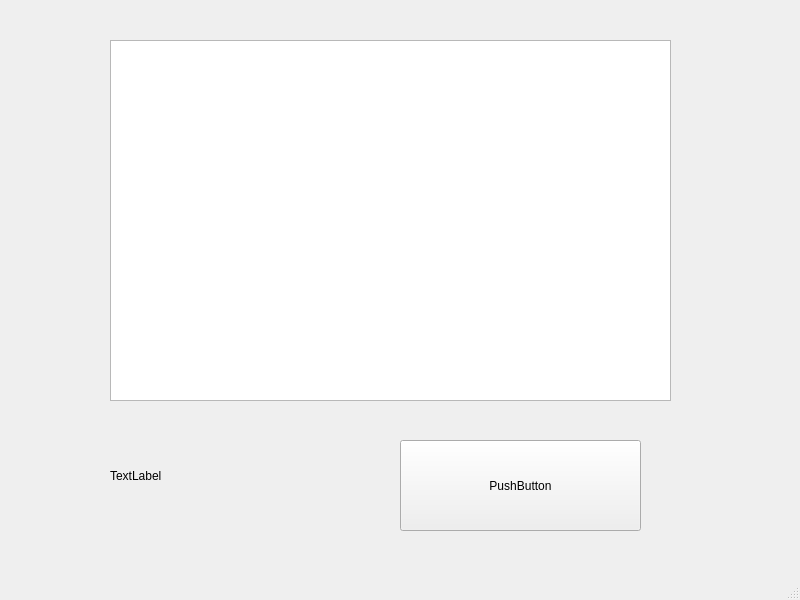
Above: BlackMagicPy/layouts/mainWindow.ui from J05hr/BlackMagic before the change. Below: the same form after it.
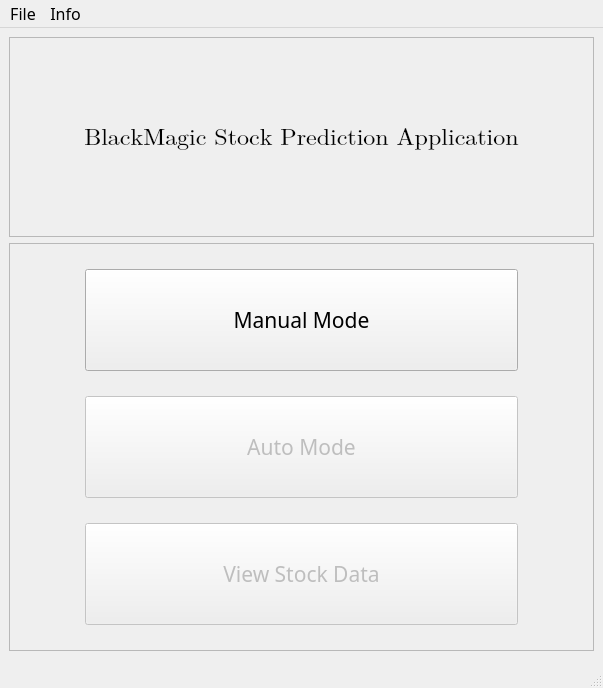
That is the form after the change.

Commit message: basic layouts and porting logic

```diff
--- a/BlackMagicPy/layouts/mainWindow.ui
+++ b/BlackMagicPy/layouts/mainWindow.ui
@@ -6,60 +6,226 @@
    <rect>
     <x>0</x>
     <y>0</y>
-    <width>800</width>
-    <height>600</height>
+    <width>603</width>
+    <height>688</height>
    </rect>
   </property>
+  <property name="sizePolicy">
+   <sizepolicy hsizetype="MinimumExpanding" vsizetype="MinimumExpanding">
+    <horstretch>0</horstretch>
+    <verstretch>0</verstretch>
+   </sizepolicy>
+  </property>
+  <property name="font">
+   <font>
+    <family>Source Sans Pro</family>
+    <pointsize>12</pointsize>
+   </font>
+  </property>
   <property name="windowTitle">
    <string>MainWindow</string>
   </property>
   <widget class="QWidget" name="centralwidget">
-   <widget class="QListView" name="listView">
-    <property name="geometry">
-     <rect>
-      <x>110</x>
-      <y>40</y>
-      <width>561</width>
-      <height>361</height>
-     </rect>
-    </property>
-   </widget>
-   <widget class="QLabel" name="label">
-    <property name="geometry">
-     <rect>
-      <x>110</x>
-      <y>450</y>
-      <width>181</width>
-      <height>51</height>
-     </rect>
-    </property>
-    <property name="text">
-     <string>TextLabel</string>
-    </property>
-   </widget>
-   <widget class="QPushButton" name="pushButton">
-    <property name="geometry">
-     <rect>
-      <x>400</x>
-      <y>440</y>
-      <width>241</width>
-      <height>91</height>
-     </rect>
-    </property>
-    <property name="text">
-     <string>PushButton</string>
-    </property>
-   </widget>
+   <property name="sizePolicy">
+    <sizepolicy hsizetype="MinimumExpanding" vsizetype="MinimumExpanding">
+     <horstretch>0</horstretch>
+     <verstretch>0</verstretch>
+    </sizepolicy>
+   </property>
+   <layout class="QVBoxLayout" name="verticalLayout">
+    <item>
+     <widget class="QFrame" name="frame">
+      <property name="sizePolicy">
+       <sizepolicy hsizetype="MinimumExpanding" vsizetype="MinimumExpanding">
+        <horstretch>0</horstretch>
+        <verstretch>0</verstretch>
+       </sizepolicy>
+      </property>
+      <property name="maximumSize">
+       <size>
+        <width>10000</width>
+        <height>200</height>
+       </size>
+      </property>
+      <property name="frameShape">
+       <enum>QFrame::StyledPanel</enum>
+      </property>
+      <property name="frameShadow">
+       <enum>QFrame::Raised</enum>
+      </property>
+      <layout class="QVBoxLayout" name="verticalLayout_2">
+       <item>
+        <widget class="QLabel" name="mainTitleLabel">
+         <property name="sizePolicy">
+          <sizepolicy hsizetype="MinimumExpanding" vsizetype="MinimumExpanding">
+           <horstretch>0</horstretch>
+           <verstretch>0</verstretch>
+          </sizepolicy>
+         </property>
+         <property name="minimumSize">
+          <size>
+           <width>300</width>
+           <height>50</height>
+          </size>
+         </property>
+         <property name="maximumSize">
+          <size>
+           <width>12000</width>
+           <height>8000</height>
+          </size>
+         </property>
+         <property name="font">
+          <font>
+           <family>Cambria Math</family>
+           <pointsize>18</pointsize>
+          </font>
+         </property>
+         <property name="layoutDirection">
+          <enum>Qt::LeftToRight</enum>
+         </property>
+         <property name="text">
+          <string>BlackMagic Stock Prediction Application</string>
+         </property>
+         <property name="alignment">
+          <set>Qt::AlignCenter</set>
+         </property>
+        </widget>
+       </item>
+      </layout>
+     </widget>
+    </item>
+    <item>
+     <widget class="QFrame" name="frame_2">
+      <property name="frameShape">
+       <enum>QFrame::StyledPanel</enum>
+      </property>
+      <property name="frameShadow">
+       <enum>QFrame::Raised</enum>
+      </property>
+      <layout class="QVBoxLayout" name="verticalLayout_3">
+       <property name="spacing">
+        <number>25</number>
+       </property>
+       <property name="leftMargin">
+        <number>75</number>
+       </property>
+       <property name="topMargin">
+        <number>25</number>
+       </property>
+       <property name="rightMargin">
+        <number>75</number>
+       </property>
+       <property name="bottomMargin">
+        <number>25</number>
+       </property>
+       <item>
+        <widget class="QPushButton" name="manualCbutton">
+         <property name="sizePolicy">
+          <sizepolicy hsizetype="MinimumExpanding" vsizetype="MinimumExpanding">
+           <horstretch>0</horstretch>
+           <verstretch>0</verstretch>
+          </sizepolicy>
+         </property>
+         <property name="font">
+          <font>
+           <family>Source Sans Pro</family>
+           <pointsize>16</pointsize>
+          </font>
+         </property>
+         <property name="text">
+          <string>Manual Mode</string>
+         </property>
+        </widget>
+       </item>
+       <item>
+        <widget class="QPushButton" name="autoCbutton">
+         <property name="enabled">
+          <bool>false</bool>
+         </property>
+         <property name="sizePolicy">
+          <sizepolicy hsizetype="MinimumExpanding" vsizetype="MinimumExpanding">
+           <horstretch>0</horstretch>
+           <verstretch>0</verstretch>
+          </sizepolicy>
+         </property>
+         <property name="font">
+          <font>
+           <family>Source Sans Pro</family>
+           <pointsize>16</pointsize>
+          </font>
+         </property>
+         <property name="toolTipDuration">
+          <number>-3</number>
+         </property>
+         <property name="text">
+          <string>Auto Mode</string>
+         </property>
+        </widget>
+       </item>
+       <item>
+        <widget class="QPushButton" name="dataViewButton">
+         <property name="enabled">
+          <bool>false</bool>
+         </property>
+         <property name="sizePolicy">
+          <sizepolicy hsizetype="MinimumExpanding" vsizetype="MinimumExpanding">
+           <horstretch>0</horstretch>
+           <verstretch>0</verstretch>
+          </sizepolicy>
+         </property>
+         <property name="font">
+          <font>
+           <family>Source Sans Pro</family>
+           <pointsize>16</pointsize>
+          </font>
+         </property>
+         <property name="text">
+          <string>View Stock Data</string>
+         </property>
+        </widget>
+       </item>
+      </layout>
+     </widget>
+    </item>
+   </layout>
   </widget>
   <widget class="QMenuBar" name="menubar">
    <property name="geometry">
     <rect>
      <x>0</x>
      <y>0</y>
-     <width>800</width>
-     <height>21</height>
+     <width>603</width>
+     <height>26</height>
     </rect>
    </property>
+   <property name="sizePolicy">
+    <sizepolicy hsizetype="MinimumExpanding" vsizetype="Minimum">
+     <horstretch>0</horstretch>
+     <verstretch>0</verstretch>
+    </sizepolicy>
+   </property>
+   <property name="font">
+    <font>
+     <pointsize>12</pointsize>
+    </font>
+   </property>
+   <widget class="QMenu" name="menuFile">
+    <property name="title">
+     <string>File</string>
+    </property>
+    <addaction name="actionImport_Data"/>
+    <addaction name="actionOptions"/>
+   </widget>
+   <widget class="QMenu" name="menuHelp">
+    <property name="title">
+     <string>Info</string>
+    </property>
+    <addaction name="actionManual_Parameters"/>
+    <addaction name="actionAutomatic_Parameters"/>
+    <addaction name="actionStock_Data"/>
+   </widget>
+   <addaction name="menuFile"/>
+   <addaction name="menuHelp"/>
   </widget>
   <widget class="QStatusBar" name="statusbar"/>
  </widget>
```
Left out of the diff: 25 changed lines with no effect on the pictures. The commit also changes 10 other files.
